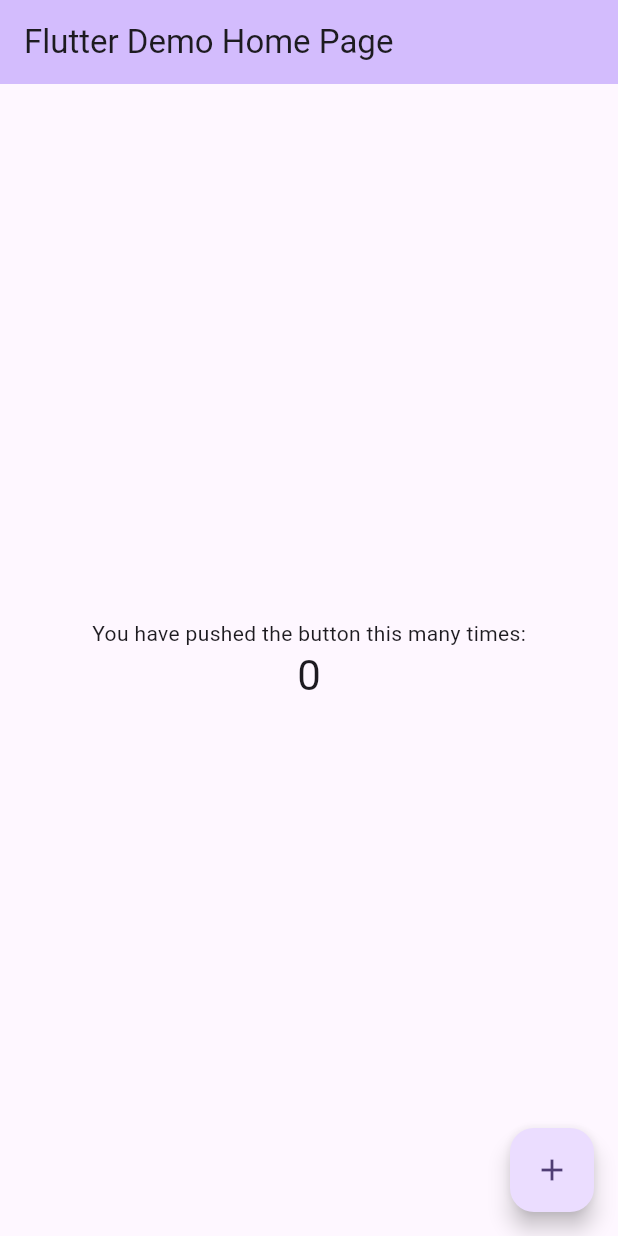
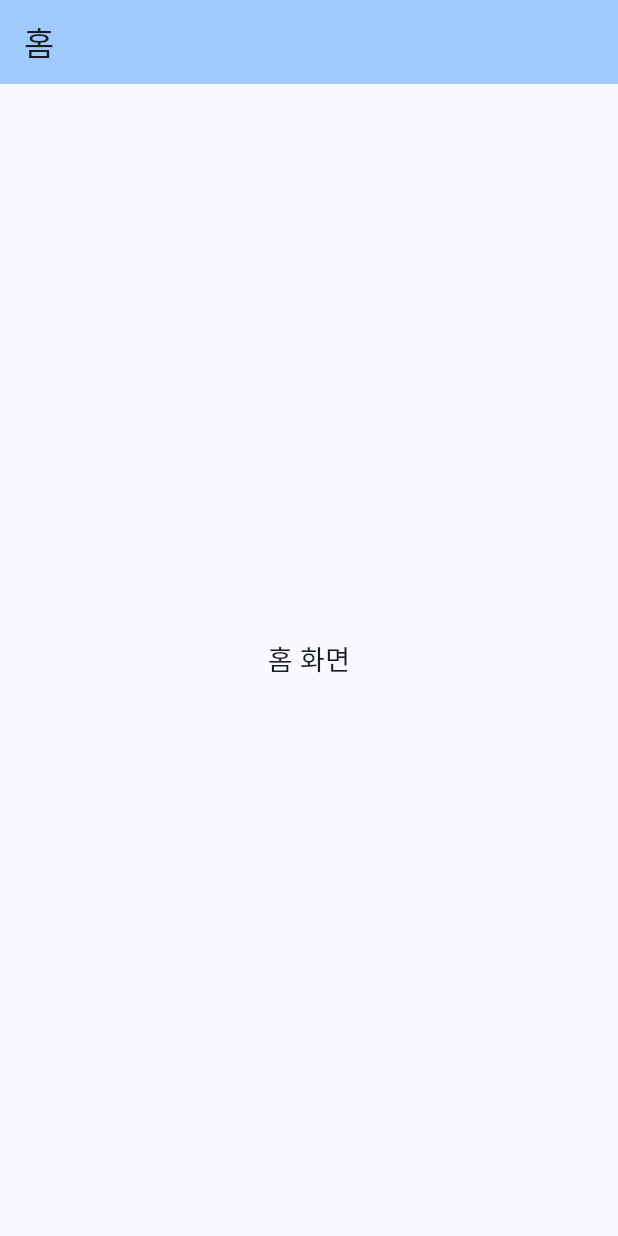
Before and after one commit to mmiemmiedevelop/flutter_geo_map_finder, a Flutter app: the screen it shows after launch, on a phone screen of 412 x 824 dp. Run offline on Flutter 3.47's test engine with Material 3 defaults, Android fonts, the phone set to English and light mode, and no system bars.

Commit message:
feat: 폴더구조 정리

```diff
--- a/lib/main.dart
+++ b/lib/main.dart
@@ -1,4 +1,5 @@
 import 'package:flutter/material.dart';
+import 'screens/home_screen.dart';
 
 void main() {
   runApp(const MyApp());
@@ -7,116 +8,15 @@ void main() {
 class MyApp extends StatelessWidget {
   const MyApp({super.key});
 
-  // This widget is the root of your application.
   @override
   Widget build(BuildContext context) {
     return MaterialApp(
-      title: 'Flutter Demo',
+      title: 'Geo Map Finder',
       theme: ThemeData(
-        // This is the theme of your application.
-        //
-        // TRY THIS: Try running your application with "flutter run". You'll see
-        // the application has a purple toolbar. Then, without quitting the app,
-        // try changing the seedColor in the colorScheme below to Colors.green
-        // and then invoke "hot reload" (save your changes or press the "hot
-        // reload" button in a Flutter-supported IDE, or press "r" if you used
-        // the command line to start the app).
-        //
-        // Notice that the counter didn't reset back to zero; the application
-        // state is not lost during the reload. To reset the state, use hot
-        // restart instead.
-        //
-        // This works for code too, not just values: Most code changes can be
-        // tested with just a hot reload.
-        colorScheme: ColorScheme.fromSeed(seedColor: Colors.deepPurple),
+        colorScheme: ColorScheme.fromSeed(seedColor: Colors.blue),
+        useMaterial3: true,
       ),
-      home: const MyHomePage(title: 'Flutter Demo Home Page'),
+      home: const HomeScreen(),
     );
   }
 }
-
-class MyHomePage extends StatefulWidget {
-  const MyHomePage({super.key, required this.title});
-
-  // This widget is the home page of your application. It is stateful, meaning
-  // that it has a State object (defined below) that contains fields that affect
-  // how it looks.
-
-  // This class is the configuration for the state. It holds the values (in this
-  // case the title) provided by the parent (in this case the App widget) and
-  // used by the build method of the State. Fields in a Widget subclass are
-  // always marked "final".
-
-  final String title;
-
-  @override
-  State<MyHomePage> createState() => _MyHomePageState();
-}
-
-class _MyHomePageState extends State<MyHomePage> {
-  int _counter = 0;
-
-  void _incrementCounter() {
-    setState(() {
-      // This call to setState tells the Flutter framework that something has
-      // changed in this State, which causes it to rerun the build method below
-      // so that the display can reflect the updated values. If we changed
-      // _counter without calling setState(), then the build method would not be
-      // called again, and so nothing would appear to happen.
-      _counter++;
-    });
-  }
-
-  @override
-  Widget build(BuildContext context) {
-    // This method is rerun every time setState is called, for instance as done
-    // by the _incrementCounter method above.
-    //
-    // The Flutter framework has been optimized to make rerunning build methods
-    // fast, so that you can just rebuild anything that needs updating rather
-    // than having to individually change instances of widgets.
-    return Scaffold(
-      appBar: AppBar(
-        // TRY THIS: Try changing the color here to a specific color (to
-        // Colors.amber, perhaps?) and trigger a hot reload to see the AppBar
-        // change color while the other colors stay the same.
-        backgroundColor: Theme.of(context).colorScheme.inversePrimary,
-        // Here we take the value from the MyHomePage object that was created by
-        // the App.build method, and use it to set our appbar title.
-        title: Text(widget.title),
-      ),
-      body: Center(
-        // Center is a layout widget. It takes a single child and positions it
-        // in the middle of the parent.
-        child: Column(
-          // Column is also a layout widget. It takes a list of children and
-          // arranges them vertically. By default, it sizes itself to fit its
-          // children horizontally, and tries to be as tall as its parent.
-          //
-          // Column has various properties to control how it sizes itself and
-          // how it positions its children. Here we use mainAxisAlignment to
-          // center the children vertically; the main axis here is the vertical
-          // axis because Columns are vertical (the cross axis would be
-          // horizontal).
-          //
-          // TRY THIS: Invoke "debug painting" (choose the "Toggle Debug Paint"
-          // action in the IDE, or press "p" in the console), to see the
-          // wireframe for each widget.
-          mainAxisAlignment: MainAxisAlignment.center,
-          children: <Widget>[
-            const Text('You have pushed the button this many times:'),
-            Text(
-              '$_counter',
-              style: Theme.of(context).textTheme.headlineMedium,
-            ),
-          ],
-        ),
-      ),
-      floatingActionButton: FloatingActionButton(
-        onPressed: _incrementCounter,
-        tooltip: 'Increment',
-        child: const Icon(Icons.add),
-      ), // This trailing comma makes auto-formatting nicer for build methods.
-    );
-  }
-}
--- /dev/null
+++ b/lib/models/address_model.dart
@@ -0,0 +1 @@
+//데이터 구조 관리
--- /dev/null
+++ b/lib/networks/firestore_service.dart
@@ -0,0 +1 @@
+//파이어스토어 서비스
--- /dev/null
+++ b/lib/networks/naver_api_service.dart
@@ -0,0 +1 @@
+//네이버 지도 API 서비스
--- /dev/null
+++ b/lib/screens/home_screen.dart
@@ -0,0 +1,16 @@
+import 'package:flutter/material.dart';
+
+class HomeScreen extends StatelessWidget {
+  const HomeScreen({super.key});
+
+  @override
+  Widget build(BuildContext context) {
+    return Scaffold(
+      appBar: AppBar(
+        title: const Text('홈'),
+        backgroundColor: Theme.of(context).colorScheme.inversePrimary,
+      ),
+      body: const Center(child: Text('홈 화면', style: TextStyle(fontSize: 18))),
+    );
+  }
+}
--- /dev/null
+++ b/lib/utils/util.dart
@@ -0,0 +1 @@
+//유틸 함수 관리
```
